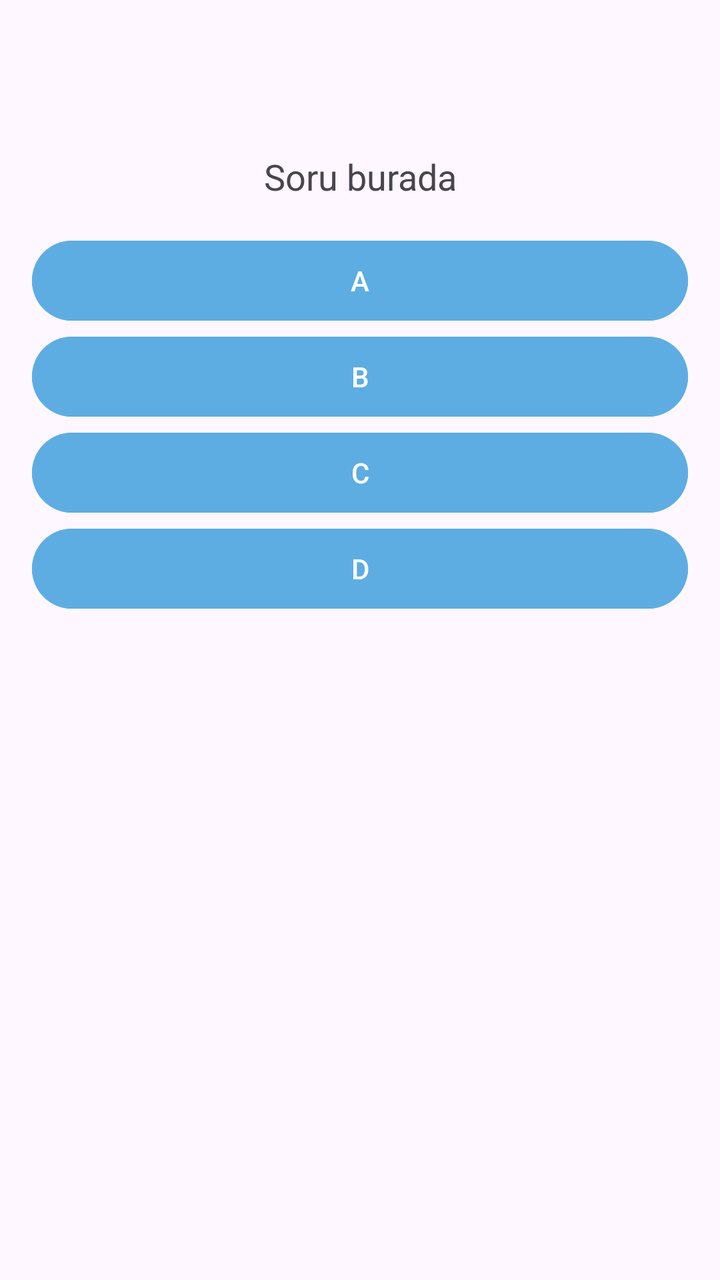
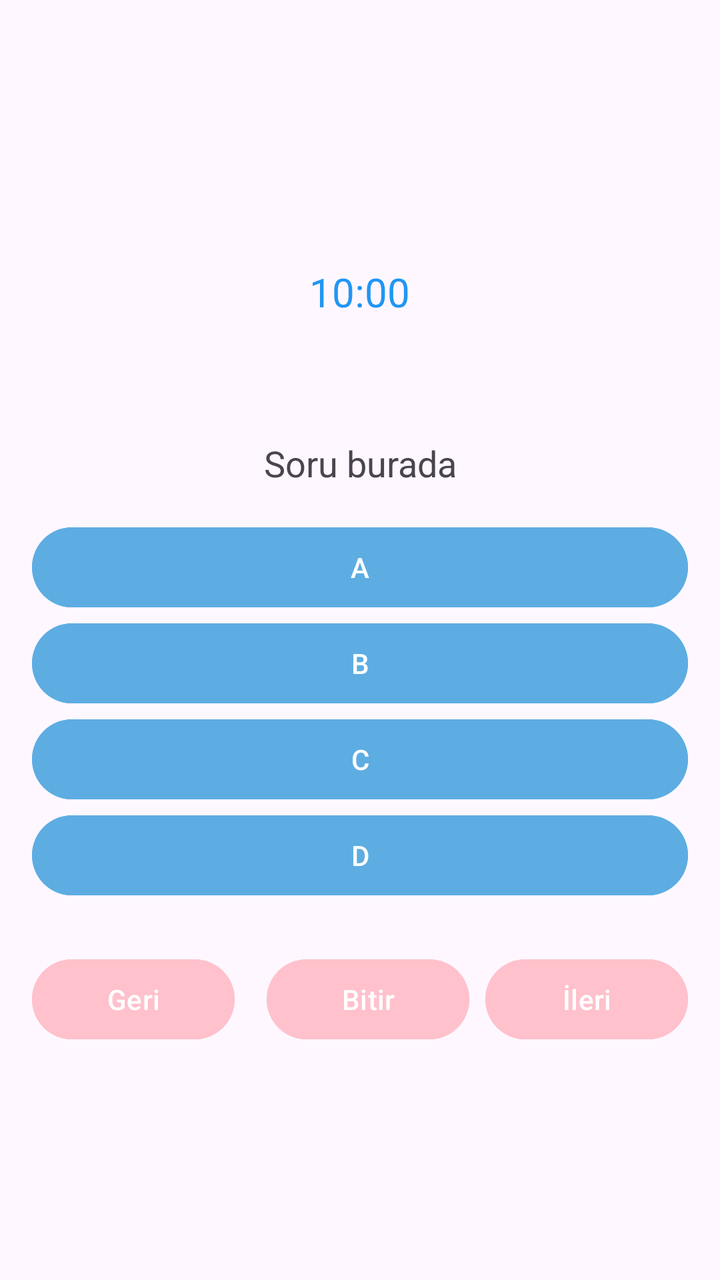

Before-and-after screenshots of an Android layout around one commit, followed by the original layout XML and the change that was made.
<!-- AndroidManifest.xml: application theme Theme.MyQuizApp -->
<!-- res/layout/fragment_questions.xml -->
<LinearLayout
    xmlns:android="http://schemas.android.com/apk/res/android"
    android:layout_width="match_parent"
    android:layout_height="wrap_content"
    android:orientation="vertical"
    android:padding="16dp">

    <TextView
        android:id="@+id/textViewQuestion"
        android:layout_width="match_parent"
        android:layout_height="wrap_content"
        android:layout_marginTop="60dp"
        android:text="Soru burada"
        android:textSize="18sp"
        android:textAlignment="center"
        android:layout_marginBottom="16dp"/>

    <ImageView
        android:id="@+id/imageViewQuestion"
        android:layout_width="match_parent"
        android:layout_height="200dp"
        android:scaleType="fitCenter"
        android:visibility="gone"
        android:layout_marginBottom="16dp"/>


    <Button
        android:id="@+id/buttonOptionA"
        android:layout_width="match_parent"
        android:layout_height="wrap_content"
        android:backgroundTint="#5DADE2"
        android:text="A"/>

    <Button
        android:id="@+id/buttonOptionB"
        android:layout_width="match_parent"
        android:layout_height="wrap_content"
        android:backgroundTint="#5DADE2"
        android:text="B"/>

    <Button
        android:id="@+id/buttonOptionC"
        android:layout_width="match_parent"
        android:layout_height="wrap_content"
        android:backgroundTint="#5DADE2"
        android:text="C"/>

    <Button
        android:id="@+id/buttonOptionD"
        android:layout_width="match_parent"
        android:layout_height="wrap_content"
        android:backgroundTint="#5DADE2"
        android:text="D"/>

</LinearLayout>
<!-- resources referenced by this layout -->
<resources>
  <style name="Theme.MyQuizApp" parent="Base.Theme.MyQuizApp" />
  <style name="Base.Theme.MyQuizApp" parent="Theme.Material3.DayNight.NoActionBar">
          
          
      </style>
</resources>

<!-- the commit's change to res/layout/fragment_questions.xml (unified diff, before → after) -->
@@ -1,9 +1,22 @@
-<LinearLayout
-    xmlns:android="http://schemas.android.com/apk/res/android"
+<LinearLayout xmlns:android="http://schemas.android.com/apk/res/android"
     android:layout_width="match_parent"
     android:layout_height="wrap_content"
+    xmlns:app="http://schemas.android.com/apk/res-auto"
     android:orientation="vertical"
+    android:gravity="center"
     android:padding="16dp">
+
+
+    <TextView
+        android:id="@+id/textViewTimer"
+        android:layout_width="wrap_content"
+        android:layout_height="wrap_content"
+        android:layout_gravity="center_horizontal"
+        android:layout_marginTop="16dp"
+        android:text="10:00"
+        android:textColor="#2196F3"
+        android:textSize="20sp" />
+
 
     <TextView
         android:id="@+id/textViewQuestion"
@@ -52,4 +65,47 @@
         android:backgroundTint="#5DADE2"
         android:text="D"/>
 
+    <LinearLayout
+        android:layout_width="match_parent"
+        android:layout_height="wrap_content"
+        android:orientation="horizontal"
+        android:layout_marginTop="24dp"
+        android:gravity="center">
+
+        <Button
+            android:id="@+id/buttonPrevious"
+            android:layout_width="0dp"
+            android:layout_weight="1"
+            android:layout_height="wrap_content"
+            android:text="Geri"
+            android:backgroundTint="#FFC1CC"
+            android:layout_marginEnd="8dp"/>
+        <Button
+            android:id="@+id/buttonFinish"
+            android:layout_width="0dp"
+            android:layout_weight="1"
+            android:layout_height="wrap_content"
+            android:text="Bitir"
+            android:backgroundTint="#FFC1CC"
+            android:layout_marginStart="8dp"/>
+
+        <Button
+            android:id="@+id/buttonNext"
+            android:layout_width="0dp"
+            android:layout_weight="1"
+            android:layout_height="wrap_content"
+            android:text="İleri"
+            android:backgroundTint="#FFC1CC"
+            android:layout_marginStart="8dp"/>
+
+
+    </LinearLayout>
+
+
+
+
+
+
+
+
 </LinearLayout>
